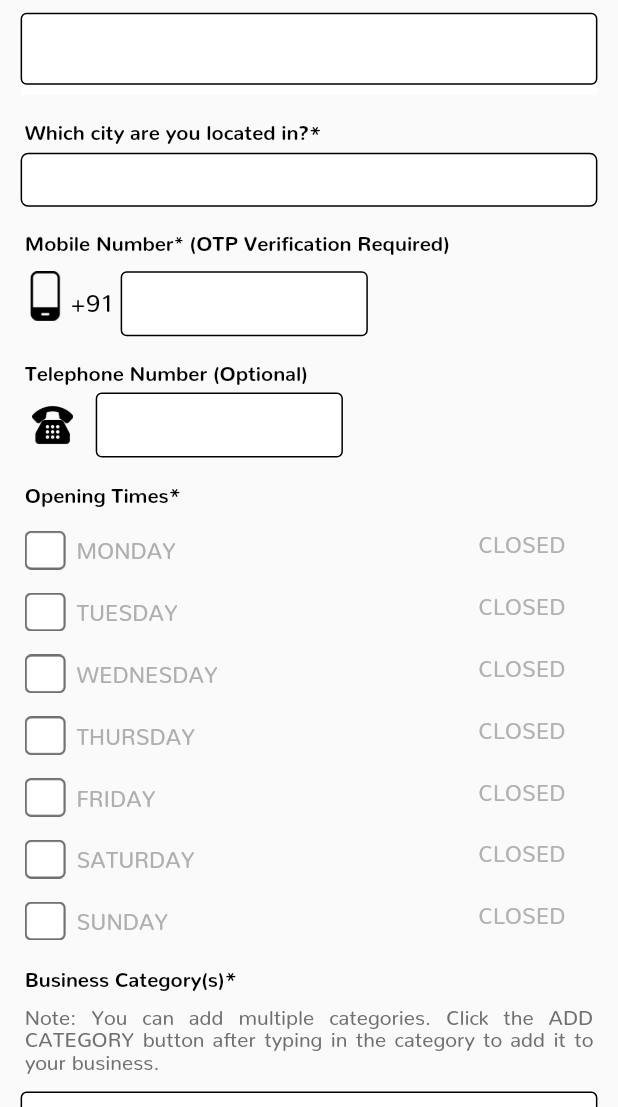
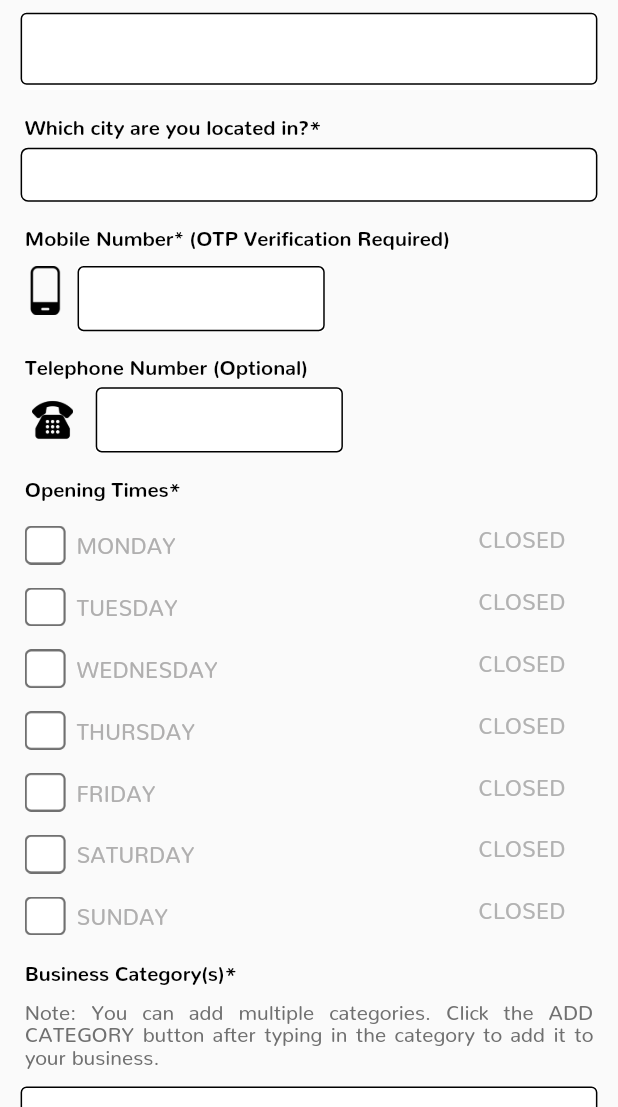
Before and after one commit to SajidShaikhBudventure/TwonsyNewRepo, a Flutter app: the CreateProfile screen opened by its route, on a phone screen of 412 x 824 dp, the part 129-1236 px from its top. Run offline on Flutter 3.47's test engine with Material 2 defaults, Android fonts, the phone set to English and light mode, and no system bars; our stand-ins replace auto_size_text, cached_network_image, connectivity, dio, flutter_datetime_picker, flutter_html and 13 more; missing offline and left inert: flutter_webview_plugin, geocoder, google_maps_webservice, keyboard_visibility; accounts and stored records are empty.

Commit message:
13-06 12:20

```diff
--- a/lib/helper/res.dart
+++ b/lib/helper/res.dart
@@ -52,7 +52,7 @@ class StringRes {
   static var next                   =   "NEXT";
   static var forgotPassword         =   "Forgot password?";
   static var marketplace            =   "marketplace";
-  static var verifyMobile           =   "Verify your mobile number";
+  static var verifyMobile           =   "Verify number";
   static var enterTenDigit          =   "Mobile number must be 10 digits";
   static var enterEmail             =   "Please enter your email ID";
   static var successFullySend       =   "Reset Password Link Sent";
@@ -96,7 +96,7 @@ class StringRes {
   static var invalidOtp             =   "INVALID OTP";
   static var resendOtp              =   "RESEND OTP";
   static var support                =   "Support";
-  static var viewOnTownsy           =   "View Townsy Page";
+  static var viewOnTownsy           =   "View your page";
   static var sharePage              =   "Share your page";
   static var HowToUse               =   "How to use the app";
   static var about                  =   "About";
--- a/lib/screen/create_profile.dart
+++ b/lib/screen/create_profile.dart
@@ -256,11 +256,11 @@ class _BusinessPageState extends State<CreateProfile> {
             data: ThemeData(primaryColor: ColorRes.black),
             child: Container(
               color: ColorRes.white,
-              height: Utils.getDeviceHeight(context) / 15,
+              height: Utils.getDeviceHeight(context) / 16,
               child: TextFormField(
                 maxLines: 1,
 //                textInputAction: TextInputAction.next,
-                style: TextStyle(fontSize: Utils.getDeviceWidth(context) / 26),
+                style: TextStyle(fontSize: Utils.getDeviceWidth(context) / 28),
                 cursorColor: ColorRes.black,
                 controller: businessNameTF,
                 enabled: editBusinessInfo,
@@ -414,19 +414,19 @@ class _BusinessPageState extends State<CreateProfile> {
               width: Utils.getDeviceHeight(context) / 25,
             ),
           ),
-          Container(
+          /*Container(
             margin: const EdgeInsets.only(right: 0, left: 0, bottom: 5),
             child: Text(
               StringRes.nineOne,
               style: TextStyle(fontSize: Utils.getDeviceHeight(context) / 50),
             ),
-          ),
+          ),*/
           Container(
             child: phoneNumberAddText(),
             width: Utils.getDeviceWidth(context) * 2 / 5,
             margin: EdgeInsets.only(
                 top: Utils.getDeviceHeight(context) / 150,
-                left: Utils.getDeviceWidth(context) / 100),
+                left: 5),
           ),
         ],
       ),
@@ -556,6 +556,8 @@ class _BusinessPageState extends State<CreateProfile> {
                     cursorColor: ColorRes.black,
                     enabled: editBusinessInfo,
                     controller: categoryTF,
+                    style:
+                    TextStyle(fontSize: Utils.getDeviceWidth(context) / 28),
                     decoration: InputDecoration(
                       contentPadding:
                           EdgeInsets.only(top: 0.0, right: 10, left: 10),
@@ -565,7 +567,7 @@ class _BusinessPageState extends State<CreateProfile> {
                         borderSide: const BorderSide(color: Colors.black, width: 1.0),
                       ),
                       hintText: StringRes.hintOfBusinessCategory,
-                      hintStyle: TextStyle(color: ColorRes.greyText, fontFamily: FontRes.nunito, fontWeight: FontWeight.normal, fontSize: Utils.getDeviceWidth(context)/26),
+                      hintStyle: TextStyle(color: ColorRes.greyText, fontFamily: FontRes.nunito, fontWeight: FontWeight.normal, fontSize: Utils.getDeviceWidth(context)/28),
                     ),
                     validator: (value) {
                       if (value.isEmpty) {
@@ -761,7 +763,7 @@ class _BusinessPageState extends State<CreateProfile> {
                 enabled: editBusinessInfo,
                 keyboardType: TextInputType.multiline,
                 maxLines: null,
-                style: TextStyle(fontSize: Utils.getDeviceWidth(context) / 26),
+                style: TextStyle(fontSize: Utils.getDeviceWidth(context) / 28),
 //                  textInputAction: TextInputAction.go,
 
                 decoration: InputDecoration(
@@ -994,7 +996,7 @@ class _BusinessPageState extends State<CreateProfile> {
       child: Text(
         title,
         style: TextStyle(
-            height: Platform.isAndroid? 1.1 : 1.25,
+            height: Platform.isAndroid? 1.1 : 1.3,
             color: ColorRes.lightGrey,
             fontSize: Utils.getDeviceHeight(context) / 60),
         textAlign: TextAlign.justify,
@@ -1066,7 +1068,7 @@ class _BusinessPageState extends State<CreateProfile> {
               textAlign: TextAlign.left,
               maxLines: 1,
               enabled: editBusinessInfo,
-              style: TextStyle(fontSize: Utils.getDeviceWidth(context) / 26),
+              style: TextStyle(fontSize: Utils.getDeviceWidth(context) / 28),
               inputFormatters: [LengthLimitingTextInputFormatter(10)],
               decoration: InputDecoration(
                 contentPadding: EdgeInsets.all(10),
@@ -1132,7 +1134,7 @@ class _BusinessPageState extends State<CreateProfile> {
               textAlign: TextAlign.left,
               maxLines: 1,
               enabled: editBusinessInfo,
-              style: TextStyle(fontSize: Utils.getDeviceWidth(context) / 26),
+              style: TextStyle(fontSize: Utils.getDeviceWidth(context) / 28),
               inputFormatters: [LengthLimitingTextInputFormatter(100)],
               decoration: InputDecoration(
                 contentPadding: EdgeInsets.all(10),
--- a/lib/screen/home_page.dart
+++ b/lib/screen/home_page.dart
@@ -1089,7 +1089,7 @@ tabBarText(String tabName, BuildContext context, int index) {
       overflow: TextOverflow.ellipsis,
       style: TextStyle(
           fontFamily: "assets/fonts/Nunito-Regular",
-          fontSize: Utils.getDeviceWidth(context) / 35,
+          fontSize: Utils.getDeviceWidth(context) / 36.5,
           fontWeight: FontWeight.w500,
           height: 1.2),
       textAlign: TextAlign.center,
--- a/lib/screen/how_to_use.dart
+++ b/lib/screen/how_to_use.dart
@@ -18,7 +18,7 @@ class _HowToPageState extends State<HowToPage> {
   Widget build(BuildContext context) {
     return Scaffold(
       appBar: AppBar(
-        title: Text("HOW TO USE"),
+        title: Text("HOW TO USE", style: TextStyle(fontSize: Utils.getDeviceWidth(context)/21)),
       ),
       body: body(),
     );
--- a/lib/screen/login_verify_page.dart
+++ b/lib/screen/login_verify_page.dart
@@ -54,7 +54,7 @@ class _LoginVerifyPageState extends State<LoginVerifyPage> {
       appBar: AppBar(
         title: Text(
           StringRes.verifyMobile,
-          style: TextStyle(fontSize: Utils.getDeviceWidth(context)/22),
+          style: TextStyle(fontSize: Utils.getDeviceWidth(context)/21),
         ),
       ),
       body: Container(
```
Also changed, not shown: lib/screen/businessInfo_page.dart (+7 -7 lines), lib/screen/product_Info_page.dart (+4 -3 lines), lib/screen/support.dart (+5 -5 lines), assets/images/add_product_1.png (added). Lines whose indentation alone changed are shown as unchanged.
